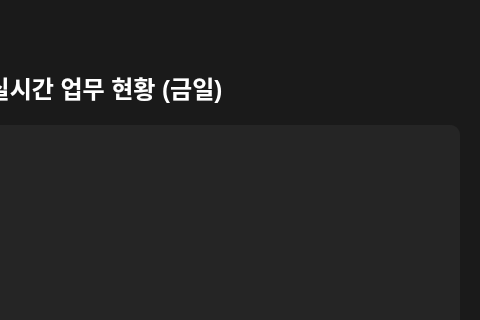
Above: ui/worker_progress.ui from Glen-Lee-glitch/new_viewer before the change; both pictures show x 270 to 750 and y 0 to 320 of the 750 by 600 pixel window. Below: the same form after it.
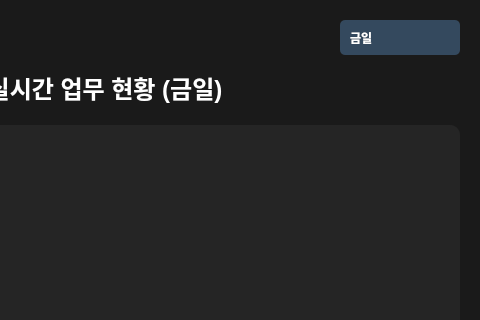
That is the form after the change.

Commit message: feat: 현황판 ui에 기간 선택목록 추가

```diff
--- a/ui/worker_progress.ui
+++ b/ui/worker_progress.ui
@@ -74,6 +74,53 @@
        </property>
       </spacer>
      </item>
+     <item>
+      <widget class="QComboBox" name="period_combo">
+       <property name="minimumSize">
+        <size>
+         <width>120</width>
+         <height>35</height>
+        </size>
+       </property>
+       <property name="styleSheet">
+        <string>QComboBox {
+    background-color: #34495e;
+    color: white;
+    border-radius: 5px;
+    padding-left: 10px;
+    font-weight: bold;
+}
+QComboBox::drop-down {
+    border: none;
+}
+QComboBox QAbstractItemView {
+    background-color: #34495e;
+    color: white;
+    selection-background-color: #455a64;
+}</string>
+       </property>
+       <item>
+        <property name="text">
+         <string>금일</string>
+        </property>
+       </item>
+       <item>
+        <property name="text">
+         <string>익일</string>
+        </property>
+       </item>
+       <item>
+        <property name="text">
+         <string>최근5일</string>
+        </property>
+       </item>
+       <item>
+        <property name="text">
+         <string>1분기</string>
+        </property>
+       </item>
+      </widget>
+     </item>
     </layout>
    </item>
    <item>
```
